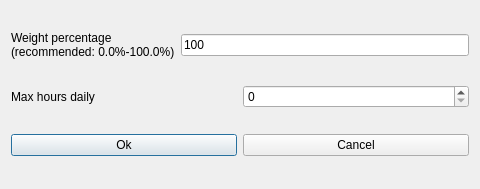
Before: the Qt Designer form fet/src/interface/modifyconstraintstudentsmaxhoursdailyform_template.ui in vonmecheln/fet, drawn with Qt 5.
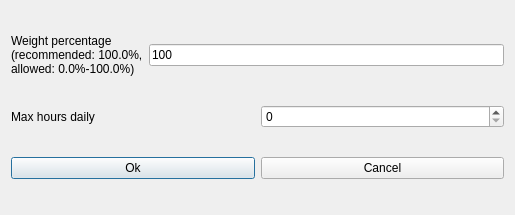
After: the same form once the commit is applied.

The edit to the form file:
```diff
--- a/fet/src/interface/modifyconstraintstudentsmaxhoursdailyform_template.ui
+++ b/fet/src/interface/modifyconstraintstudentsmaxhoursdailyform_template.ui
@@ -6,8 +6,8 @@
    <rect>
     <x>0</x>
     <y>0</y>
-    <width>480</width>
-    <height>189</height>
+    <width>515</width>
+    <height>215</height>
    </rect>
   </property>
   <property name="windowTitle">
@@ -26,7 +26,8 @@
        </property>
        <property name="text">
         <string>Weight percentage
-(recommended: 0.0%-100.0%)</string>
+(recommended: 100.0%,
+allowed: 0.0%-100.0%)</string>
        </property>
        <property name="wordWrap">
         <bool>false</bool>
```
